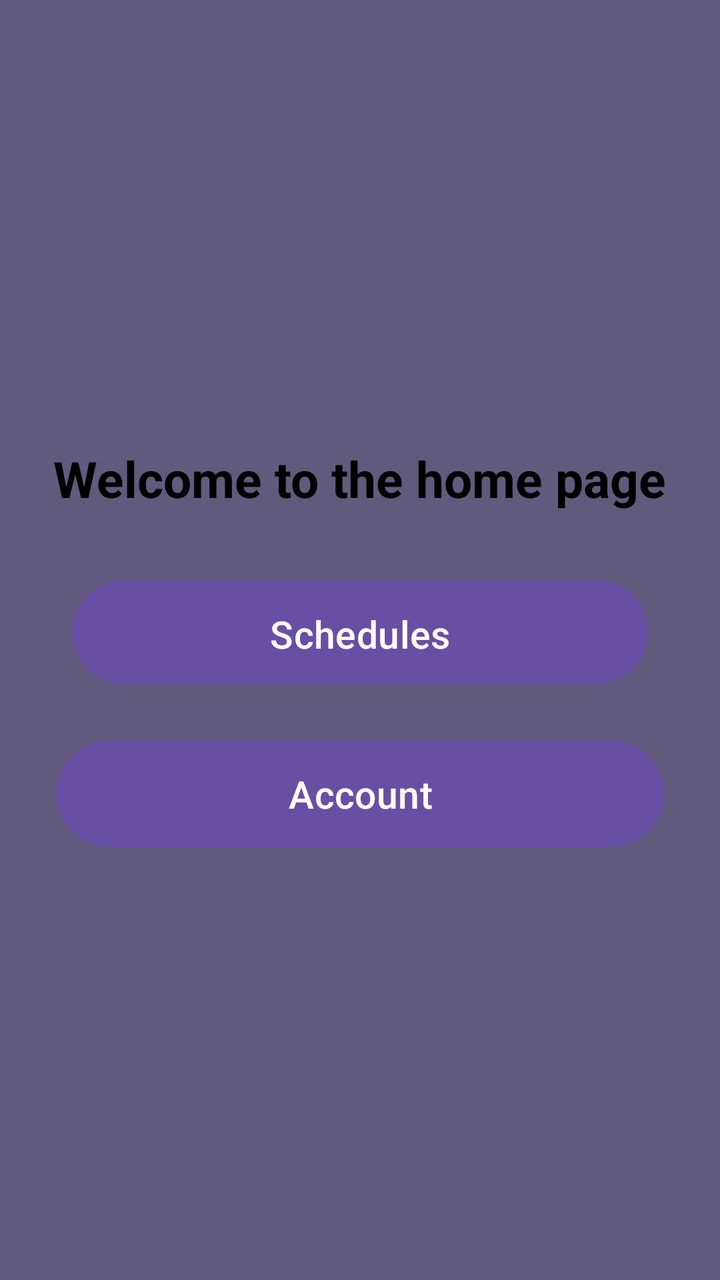
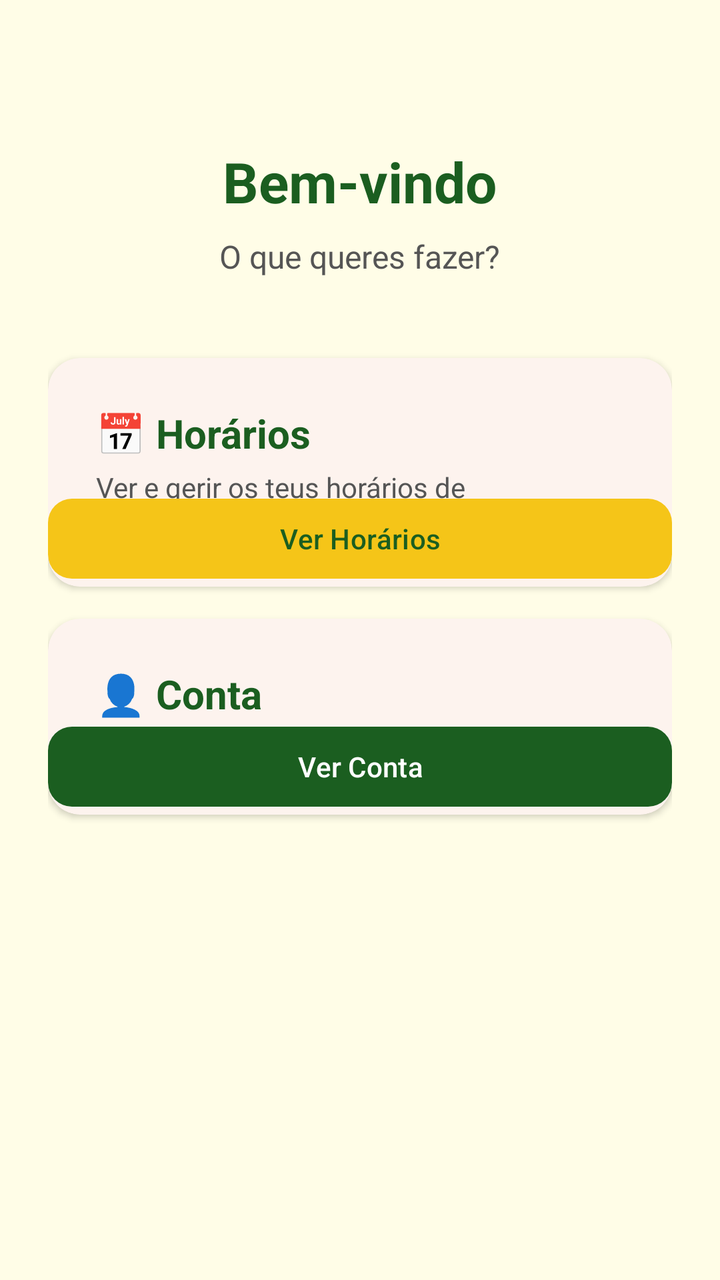

Before-and-after screenshots of an Android layout around one commit, followed by the original layout XML and the change that was made.
<!-- AndroidManifest.xml: application theme Theme.PrimeiraApp -->
<!-- res/layout/activity_home_page.xml -->
<?xml version="1.0" encoding="utf-8"?>
<LinearLayout xmlns:android="http://schemas.android.com/apk/res/android"
    xmlns:app="http://schemas.android.com/apk/res-auto"
    xmlns:tools="http://schemas.android.com/tools"
    android:id="@+id/main"
    android:gravity="center"
    android:orientation="vertical"
    android:layout_width="match_parent"
    android:layout_height="match_parent"
    android:background="@color/material_dynamic_tertiary40"

    android:padding="16dp"
    tools:context=".HomePage">

    <TextView
        android:id="@+id/textView2"
        android:layout_width="wrap_content"
        android:layout_height="wrap_content"
        android:textColor="@color/black"
        android:padding="10dp"
        android:text="Welcome to the home page"
        android:textSize="25dp"
        android:textStyle="bold"
        tools:layout_editor_absoluteX="113dp"
        tools:layout_editor_absoluteY="41dp"
        />

    <Button
        android:id="@+id/SchButton"
        android:layout_width="match_parent"
        android:layout_height="60dp"
        android:layout_margin="20dp"
        android:padding="14dp"
        android:text="Schedules"
        android:textSize="19sp" />

    <Button
        android:id="@+id/AccButton"
        android:layout_width="match_parent"
        android:layout_height="wrap_content"
        android:text="Account"
        android:padding="14dp"
        android:textSize="19dp"
        android:layout_marginHorizontal="12dp"
        />



</LinearLayout>
<!-- resources referenced by this layout -->
<resources>
  <color name="black">#FF000000</color>
  <style name="Theme.PrimeiraApp" parent="Base.Theme.PrimeiraApp" />
  <style name="Base.Theme.PrimeiraApp" parent="Theme.Material3.DayNight.NoActionBar">
          
          
      </style>
</resources>

<!-- the commit's change to res/layout/activity_home_page.xml (unified diff, before → after) -->
@@ -1,49 +1,131 @@
-<?xml version="1.0" encoding="utf-8"?>
-<LinearLayout xmlns:android="http://schemas.android.com/apk/res/android"
+<ScrollView xmlns:android="http://schemas.android.com/apk/res/android"
     xmlns:app="http://schemas.android.com/apk/res-auto"
     xmlns:tools="http://schemas.android.com/tools"
-    android:id="@+id/main"
-    android:gravity="center"
-    android:orientation="vertical"
     android:layout_width="match_parent"
     android:layout_height="match_parent"
-    android:background="@color/material_dynamic_tertiary40"
-
-    android:padding="16dp"
+    android:background="@color/background"
+    android:fillViewport="true"
     tools:context=".HomePage">
 
-    <TextView
-        android:id="@+id/textView2"
-        android:layout_width="wrap_content"
-        android:layout_height="wrap_content"
-        android:textColor="@color/black"
-        android:padding="10dp"
-        android:text="Welcome to the home page"
-        android:textSize="25dp"
-        android:textStyle="bold"
-        tools:layout_editor_absoluteX="113dp"
-        tools:layout_editor_absoluteY="41dp"
-        />
-
-    <Button
-        android:id="@+id/SchButton"
-        android:layout_width="match_parent"
-        android:layout_height="60dp"
-        android:layout_margin="20dp"
-        android:padding="14dp"
-        android:text="Schedules"
-        android:textSize="19sp" />
-
-    <Button
-        android:id="@+id/AccButton"
+    <LinearLayout
         android:layout_width="match_parent"
         android:layout_height="wrap_content"
-        android:text="Account"
-        android:padding="14dp"
-        android:textSize="19dp"
-        android:layout_marginHorizontal="12dp"
-        />
+        android:orientation="vertical"
+        android:padding="24dp"
+        android:gravity="center_horizontal">
 
+        <TextView
+            android:layout_width="wrap_content"
+            android:layout_height="wrap_content"
+            android:text="Bem-vindo"
+            android:textSize="28sp"
+            android:textStyle="bold"
+            android:textColor="@color/text_primary"
+            android:layout_marginTop="48dp" />
 
+        <TextView
+            android:layout_width="wrap_content"
+            android:layout_height="wrap_content"
+            android:text="O que queres fazer?"
+            android:textSize="16sp"
+            android:textColor="@color/text_secondary"
+            android:layout_marginTop="8dp"
+            android:layout_marginBottom="40dp" />
 
-</LinearLayout>
+        <com.google.android.material.card.MaterialCardView
+            android:layout_width="match_parent"
+            android:layout_height="wrap_content"
+            app:cardCornerRadius="16dp"
+            app:cardElevation="2dp"
+            app:strokeWidth="0dp"
+            android:layout_marginBottom="16dp">
+
+            <LinearLayout
+                android:layout_width="match_parent"
+                android:layout_height="wrap_content"
+                android:orientation="vertical"
+                android:padding="24dp"
+                android:gravity="center_vertical">
+
+                <TextView
+                    android:layout_width="wrap_content"
+                    android:layout_height="wrap_content"
+                    android:text="📅 Horários"
+                    android:textSize="20sp"
+                    android:textStyle="bold"
+                    android:textColor="@color/text_primary" />
+
+                <TextView
+                    android:layout_width="wrap_content"
+                    android:layout_height="wrap_content"
+                    android:text="Ver e gerir os teus horários de voluntariado"
+                    android:textSize="14sp"
+                    android:textColor="@color/text_secondary"
+                    android:layout_marginTop="4dp" />
+
+            </LinearLayout>
+
+            <com.google.android.material.button.MaterialButton
+                android:id="@+id/SchButton"
+                android:layout_width="match_parent"
+                android:layout_height="wrap_content"
+                android:layout_gravity="bottom"
+                android:text="Ver Horários"
+                android:textSize="14sp"
+                app:cornerRadius="12dp"
+                app:backgroundTint="@color/primary"
+                android:textColor="@color/on_primary"
+                android:layout_marginTop="16dp" />
+
+        </com.google.android.material.card.MaterialCardView>
+
+        <com.google.android.material.card.MaterialCardView
+            android:layout_width="match_parent"
+            android:layout_height="wrap_content"
+            app:cardCornerRadius="16dp"
+            app:cardElevation="2dp"
+            app:strokeWidth="0dp"
+            android:layout_marginBottom="16dp">
+
+            <LinearLayout
+                android:layout_width="match_parent"
+                android:layout_height="wrap_content"
+                android:orientation="vertical"
+                android:padding="24dp"
+                android:gravity="center_vertical">
+
+                <TextView
+                    android:layout_width="wrap_content"
+                    android:layout_height="wrap_content"
+                    android:text="👤 Conta"
+                    android:textSize="20sp"
+                    android:textStyle="bold"
+                    android:textColor="@color/text_primary" />
+
+                <TextView
+                    android:layout_width="wrap_content"
+                    android:layout_height="wrap_content"
+                    android:text="Gerir o teu perfil e dados pessoais"
+                    android:textSize="14sp"
+                    android:textColor="@color/text_secondary"
+                    android:layout_marginTop="4dp" />
+
+            </LinearLayout>
+
+            <com.google.android.material.button.MaterialButton
+                android:id="@+id/AccButton"
+                android:layout_width="match_parent"
+                android:layout_height="wrap_content"
+                android:layout_gravity="bottom"
+                android:text="Ver Conta"
+                android:textSize="14sp"
+                app:cornerRadius="12dp"
+                app:backgroundTint="@color/secondary"
+                android:textColor="@color/on_secondary"
+                android:layout_marginTop="16dp" />
+
+        </com.google.android.material.card.MaterialCardView>
+
+    </LinearLayout>
+
+</ScrollView>
<!-- resource entries referenced after the edit -->
@@ -1,10 +1,22 @@
 <!-- resources referenced by this layout -->
 <resources>
-  <color name="black">#FF000000</color>
+  <color name="background">#FFFDE7</color>
+  <color name="on_primary">#1B5E20</color>
+  <color name="on_secondary">#FFFFFF</color>
+  <color name="primary">#F5C518</color>
+  <color name="secondary">#1B5E20</color>
+  <color name="text_primary">#1B5E20</color>
+  <color name="text_secondary">#555555</color>
   <style name="Theme.PrimeiraApp" parent="Base.Theme.PrimeiraApp" />
   <style name="Base.Theme.PrimeiraApp" parent="Theme.Material3.DayNight.NoActionBar">
-          
-          
+          <item name="colorPrimary">@color/primary</item>
+          <item name="colorOnPrimary">@color/on_primary</item>
+          <item name="colorPrimaryContainer">@color/primary_container</item>
+          <item name="colorSecondary">@color/secondary</item>
+          <item name="colorOnSecondary">@color/on_secondary</item>
+          <item name="android:statusBarColor">@color/secondary</item>
+          <item name="android:windowBackground">@color/background</item>
       </style>
+  <color name="primary_container">#FFFDE7</color>
 </resources>
 
